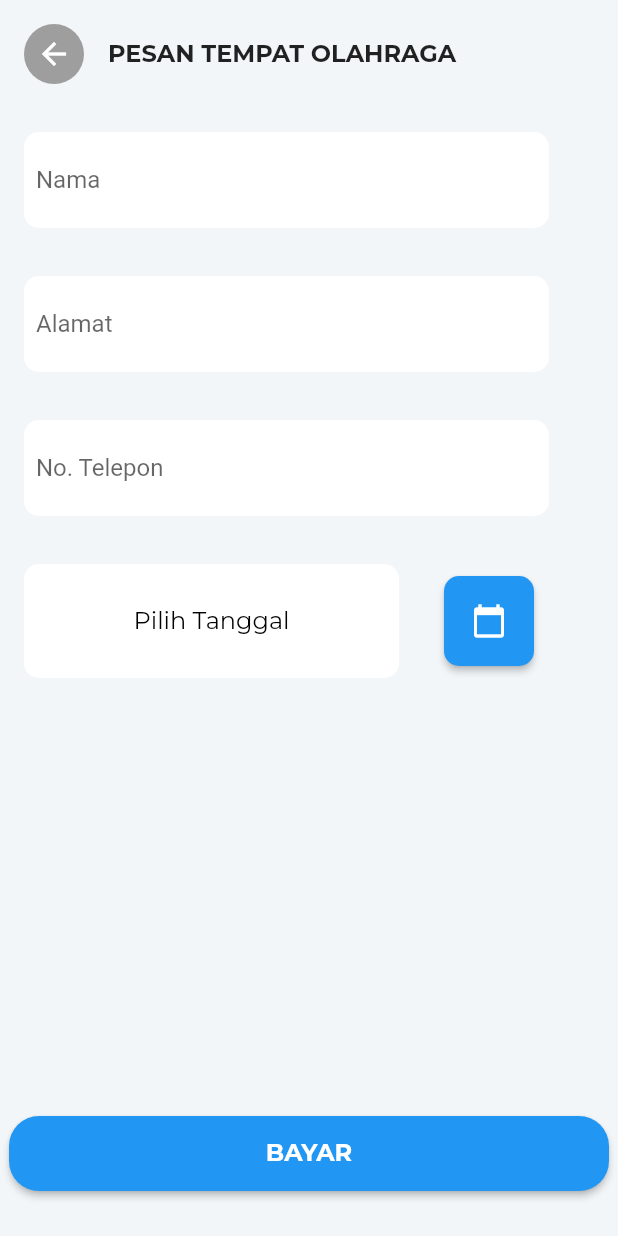
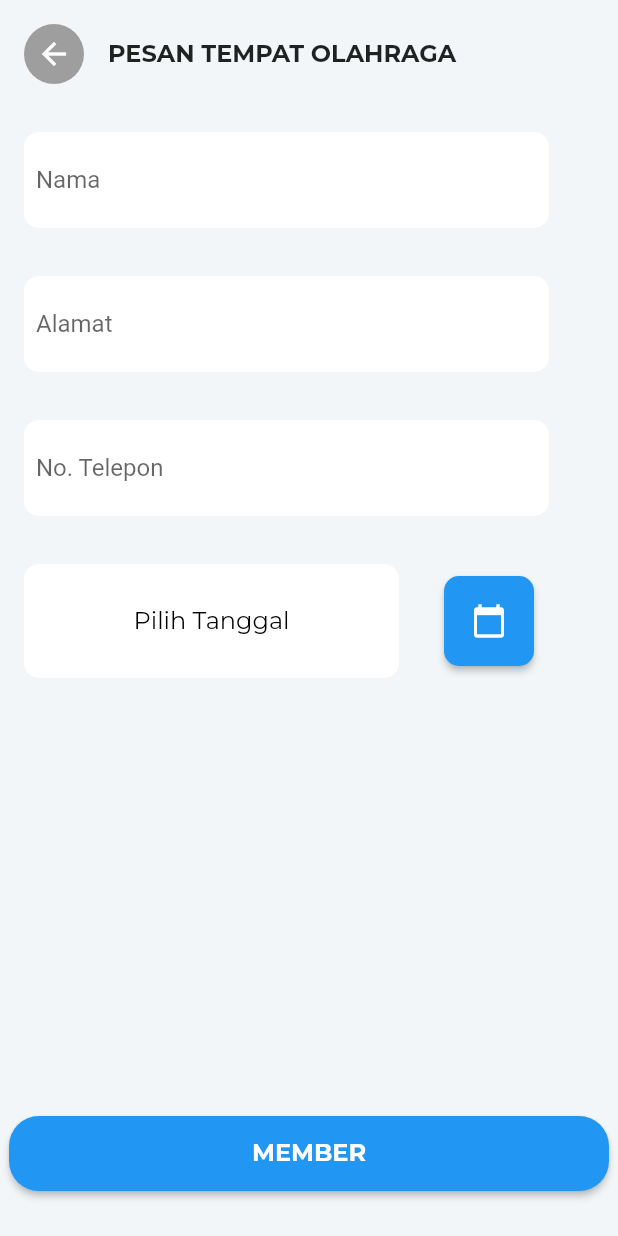
Before and after one commit to AlbienOS/healthy_life_buddy, a Flutter app: the MemberPage screen opened directly, on a phone screen of 412 x 824 dp. Run offline on Flutter 3.47's test engine with Material 2 defaults, Android fonts, the phone set to English and light mode, and no system bars; our stand-ins replace cloud_firestore, firebase_auth, firebase_core, flutter_rating_bar, google_fonts; accounts and stored records are empty.

Commit message:
Edit text from 'bayar' to 'member'

```diff
--- a/lib/interface/member_sports_page.dart
+++ b/lib/interface/member_sports_page.dart
@@ -233,7 +233,7 @@ class _MemberPageState extends State<MemberPage> {
                           ),
                         ),
                         child: Text(
-                          'BAYAR',
+                          'MEMBER',
                           style: GoogleFonts.montserrat(
                             fontSize: 16,
                             fontWeight: FontWeight.bold,
```
